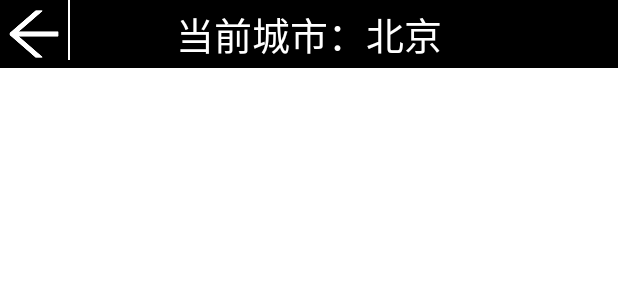
After one commit to zhengjingpeng/Weather1, an Android app: the layout select_city.xml on its own in the app's theme, with its tools: preview values and no code run, on a phone screen of 412 x 824 dp. The commit adds this screen. Shown: the top 300 px of the screen. Run offline under Robolectric (Android 15) with nearby library versions, the phone set to English and light mode, and no system bars.

Commit message:
选择城市

```diff
--- a/app/src/main/AndroidManifest.xml
+++ b/app/src/main/AndroidManifest.xml
@@ -18,6 +18,7 @@
                 <category android:name="android.intent.category.LAUNCHER" />
             </intent-filter>
         </activity>
+        <activity android:name=".SelectCity"></activity>
     </application>
 
 </manifest>
--- a/app/src/main/java/com/example/test/weather/MainActivity.java
+++ b/app/src/main/java/com/example/test/weather/MainActivity.java
@@ -1,5 +1,6 @@
 package com.example.test.weather;
 
+import android.content.Intent;
 import android.support.v7.app.AppCompatActivity;
 import android.os.Bundle;
 import android.util.Log;
@@ -19,6 +20,7 @@ import java.net.URL;
 
 public class MainActivity extends AppCompatActivity implements View.OnClickListener {
 private ImageView UpdatBtn;
+private ImageView SelectCityBtn;
 private TextView cityNameT,cityT,timeT,humidityT,weekT,pmDataT,pmQualityT,temperatureT,climateT,windT;
 private ImageView weatherStateImg,pmStateImg;
     @Override
@@ -27,6 +29,8 @@ private ImageView weatherStateImg,pmStateImg;
         setContentView(R.layout.activity_main);
         UpdatBtn=findViewById(R.id.title_city_update);
         UpdatBtn.setOnClickListener(this);
+        SelectCityBtn=(ImageView)findViewById(R.id.title_city_manager);
+        SelectCityBtn.setOnClickListener(this);
         initView();
 
         //网络状态
@@ -105,6 +109,11 @@ private ImageView weatherStateImg,pmStateImg;
     public void onClick(View v) {
         if(v.getId()==R.id.title_city_update){
             getWeatherDatafromNet("101010100");
+        }
+        if (v.getId()==R.id.title_city_manager)
+        {
+            Intent intent=new Intent(this,SelectCity.class);
+            startActivity(intent);
         }
     }
 
--- /dev/null
+++ b/app/src/main/java/com/example/test/weather/SelectCity.java
@@ -0,0 +1,34 @@
+package com.example.test.weather;
+import android.app.Activity;
+import android.content.Intent;
+import android.os.Bundle;
+import android.view.View;
+import android.widget.ImageView;
+
+import com.example.test.weather.R;
+
+
+
+public class SelectCity extends Activity implements View.OnClickListener {
+    private ImageView backBtn;
+    @Override
+    protected void onCreate(Bundle savedInstanceState) {
+        super.onCreate(savedInstanceState);
+        setContentView(R.layout.select_city);
+
+        backBtn=(ImageView)findViewById(R.id.title_selectCity_back);
+        backBtn.setOnClickListener(this);
+    }
+
+    @Override
+    public void onClick(View v) {
+        switch (v.getId())
+        {
+            case R.id.title_selectCity_back:
+            finish();
+            break;
+            default:
+                break;
+        }
+    }
+}
--- /dev/null
+++ b/app/src/main/res/layout/select_city.xml
@@ -0,0 +1,30 @@
+<?xml version="1.0" encoding="utf-8"?>
+<RelativeLayout xmlns:android="http://schemas.android.com/apk/res/android"
+    android:layout_width="match_parent"
+    android:layout_height="match_parent"
+    android:background="#FFFFFF">
+    <RelativeLayout
+        android:layout_width="fill_parent"
+        android:layout_height="45.0dp"
+        android:background="#000000">
+        <ImageView
+            android:id="@+id/title_selectCity_back"
+            android:layout_width="45.0dp"
+            android:layout_height="45.0dp"
+            android:src="@drawable/fanhui"/>
+        <ImageView
+            android:layout_width="1.0dp"
+            android:layout_height="40.0dp"
+            android:layout_toRightOf="@id/title_selectCity_back"
+            android:background="#FFFFFF"/>
+        <TextView
+            android:id="@+id/title_selectCity_name"
+            android:layout_width="fill_parent"
+            android:layout_height="fill_parent"
+            android:text="当前城市：北京"
+            android:textColor="#FFFFFF"
+            android:textSize="25.0sp"
+            android:gravity="center">
+        </TextView>
+    </RelativeLayout>
+</RelativeLayout>
```
Also changed, not shown: app/src/main/res/drawable/fanhui.png (added).
